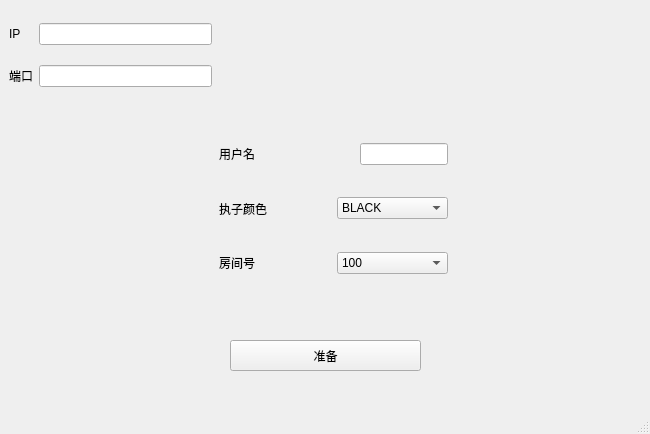
Above: mainwindow.ui from programming-team-X-C-X/Surakarta-private before the change. Below: the same form after it.
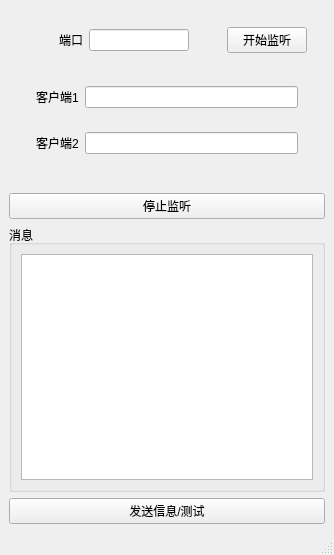
That is the form after the change.

```diff
--- a/mainwindow.ui
+++ b/mainwindow.ui
@@ -6,106 +6,44 @@
    <rect>
     <x>0</x>
     <y>0</y>
-    <width>650</width>
-    <height>434</height>
+    <width>334</width>
+    <height>555</height>
    </rect>
   </property>
-  <property name="minimumSize">
-   <size>
-    <width>650</width>
-    <height>434</height>
-   </size>
-  </property>
-  <property name="maximumSize">
-   <size>
-    <width>650</width>
-    <height>434</height>
-   </size>
-  </property>
   <property name="windowTitle">
    <string>MainWindow</string>
   </property>
   <widget class="QWidget" name="centralwidget">
-   <widget class="QWidget" name="widget_3" native="true">
-    <property name="geometry">
-     <rect>
-      <x>0</x>
-      <y>0</y>
-      <width>221</width>
-      <height>111</height>
-     </rect>
-    </property>
-    <layout class="QVBoxLayout" name="verticalLayout">
+   <layout class="QVBoxLayout" name="verticalLayout_4">
+    <item>
+     <widget class="QWidget" name="widget_5" native="true">
+      <layout class="QVBoxLayout" name="verticalLayout_3">
      <item>
       <widget class="QWidget" name="widget" native="true">
-       <layout class="QGridLayout" name="gridLayout">
-        <item row="0" column="1">
-         <widget class="QLineEdit" name="ip_line"/>
-        </item>
-        <item row="1" column="1">
-         <widget class="QLineEdit" name="port_line"/>
-        </item>
-        <item row="0" column="0">
-         <widget class="QLabel" name="label">
-          <property name="text">
-           <string>IP</string>
-          </property>
-         </widget>
-        </item>
-        <item row="1" column="0">
-         <widget class="QLabel" name="label_2">
-          <property name="text">
-           <string>端口</string>
-          </property>
-         </widget>
-        </item>
-       </layout>
-      </widget>
-     </item>
-    </layout>
-   </widget>
-   <widget class="QPushButton" name="readyButton">
-    <property name="geometry">
-     <rect>
-      <x>230</x>
-      <y>340</y>
-      <width>191</width>
-      <height>31</height>
-     </rect>
-    </property>
-    <property name="text">
-     <string>准备</string>
-    </property>
-   </widget>
-   <widget class="QWidget" name="widget_6" native="true">
-    <property name="geometry">
-     <rect>
-      <x>180</x>
-      <y>120</y>
-      <width>281</width>
-      <height>201</height>
-     </rect>
-    </property>
-    <widget class="QWidget" name="">
-     <property name="geometry">
-      <rect>
-       <x>30</x>
-       <y>10</y>
-       <width>247</width>
-       <height>157</height>
-      </rect>
-     </property>
-     <layout class="QVBoxLayout" name="verticalLayout_2">
-      <item>
-       <widget class="QWidget" name="widget_2" native="true">
         <layout class="QHBoxLayout" name="horizontalLayout">
          <item>
-          <widget class="QLabel" name="label_3">
+           <spacer name="horizontalSpacer_2">
+            <property name="orientation">
+             <enum>Qt::Horizontal</enum>
+            </property>
+            <property name="sizeHint" stdset="0">
+             <size>
+              <width>40</width>
+              <height>20</height>
+             </size>
+            </property>
+           </spacer>
+          </item>
+          <item>
+           <widget class="QLabel" name="port_label">
            <property name="text">
-            <string>用户名</string>
+             <string>端口</string>
            </property>
           </widget>
          </item>
+          <item>
+           <widget class="QLineEdit" name="port_line"/>
+          </item>
          <item>
           <spacer name="horizontalSpacer">
            <property name="orientation">
@@ -113,95 +51,93 @@
            </property>
            <property name="sizeHint" stdset="0">
             <size>
-             <width>120</width>
+              <width>40</width>
              <height>20</height>
             </size>
            </property>
           </spacer>
          </item>
          <item>
-          <widget class="QLineEdit" name="ready_name"/>
+           <widget class="QPushButton" name="listen_button">
+            <property name="text">
+             <string>开始监听</string>
+            </property>
+           </widget>
          </item>
         </layout>
        </widget>
       </item>
       <item>
        <widget class="QWidget" name="widget_4" native="true">
+         <layout class="QVBoxLayout" name="verticalLayout">
+          <item>
+           <widget class="QWidget" name="widget_2" native="true">
         <layout class="QHBoxLayout" name="horizontalLayout_2">
          <item>
           <widget class="QLabel" name="label_4">
            <property name="text">
-            <string>执子颜色</string>
+                <string>客户端1</string>
            </property>
           </widget>
          </item>
          <item>
-          <widget class="QComboBox" name="choose_color">
-           <item>
-            <property name="text">
-             <string>BLACK</string>
-            </property>
-           </item>
-           <item>
-            <property name="text">
-             <string>WHITE</string>
-            </property>
-           </item>
-          </widget>
+              <widget class="QLineEdit" name="cli1_info"/>
          </item>
         </layout>
        </widget>
       </item>
       <item>
-       <widget class="QWidget" name="widget_5" native="true">
+           <widget class="QWidget" name="widget_3" native="true">
         <layout class="QHBoxLayout" name="horizontalLayout_3">
          <item>
           <widget class="QLabel" name="label_5">
            <property name="text">
-            <string>房间号</string>
+                <string>客户端2</string>
            </property>
           </widget>
          </item>
          <item>
-          <widget class="QComboBox" name="choose_room">
+              <widget class="QLineEdit" name="cli2_info"/>
+             </item>
+            </layout>
+           </widget>
+          </item>
+         </layout>
+        </widget>
+       </item>
+      </layout>
+     </widget>
+    </item>
            <item>
-            <property name="text">
-             <string>100</string>
-            </property>
+     <widget class="QWidget" name="widget_6" native="true"/>
            </item>
            <item>
+     <widget class="QPushButton" name="stop">
             <property name="text">
-             <string>234</string>
-            </property>
+       <string>停止监听</string>
+      </property>
+     </widget>
            </item>
            <item>
-            <property name="text">
-             <string>355</string>
-            </property>
-           </item>
+     <widget class="QGroupBox" name="game_info">
+      <property name="title">
+       <string>消息</string>
+      </property>
+      <layout class="QVBoxLayout" name="verticalLayout_2">
+       <item>
+        <widget class="QTextEdit" name="game_text"/>
+       </item>
+      </layout>
+     </widget>
+    </item>
            <item>
+     <widget class="QPushButton" name="testButton">
             <property name="text">
-             <string>648</string>
-            </property>
-           </item>
+       <string>发送信息/测试</string>
+      </property>
           </widget>
          </item>
         </layout>
-       </widget>
-      </item>
-     </layout>
-    </widget>
-   </widget>
-  </widget>
-  <widget class="QMenuBar" name="menubar">
-   <property name="geometry">
-    <rect>
-     <x>0</x>
-     <y>0</y>
-     <width>650</width>
-     <height>25</height>
-    </rect>
-   </property>
   </widget>
   <widget class="QStatusBar" name="statusbar"/>
  </widget>
```
Left out of the diff: 4 changed lines with no effect on the pictures. Lines whose indentation alone changed are shown as unchanged.
